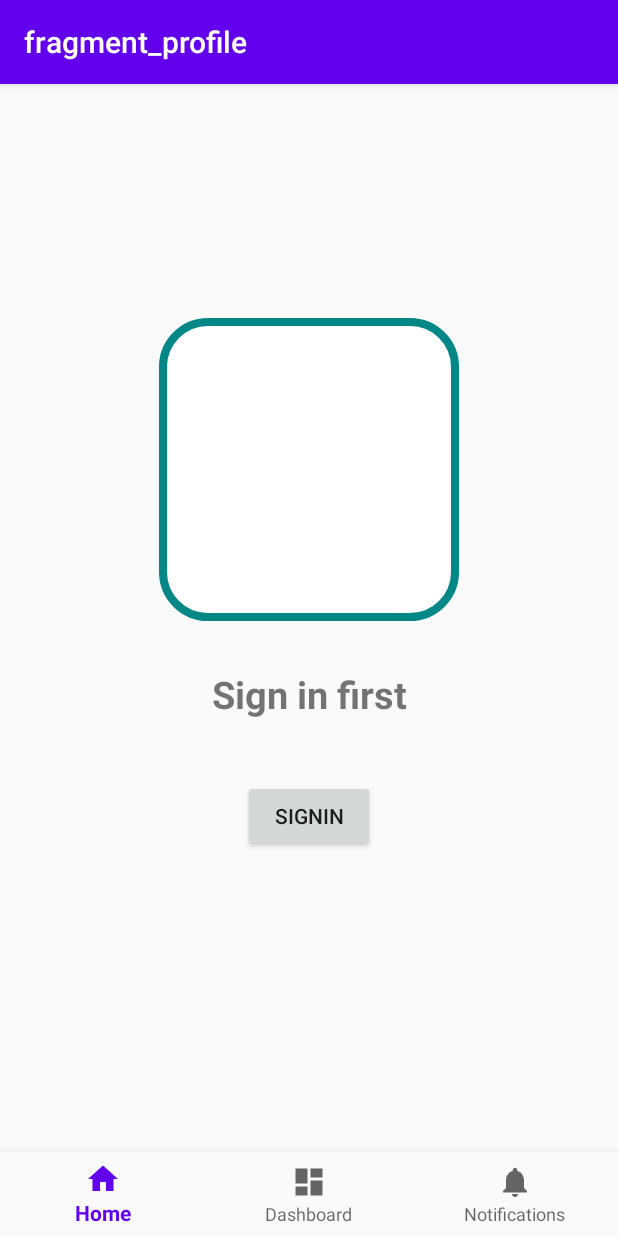
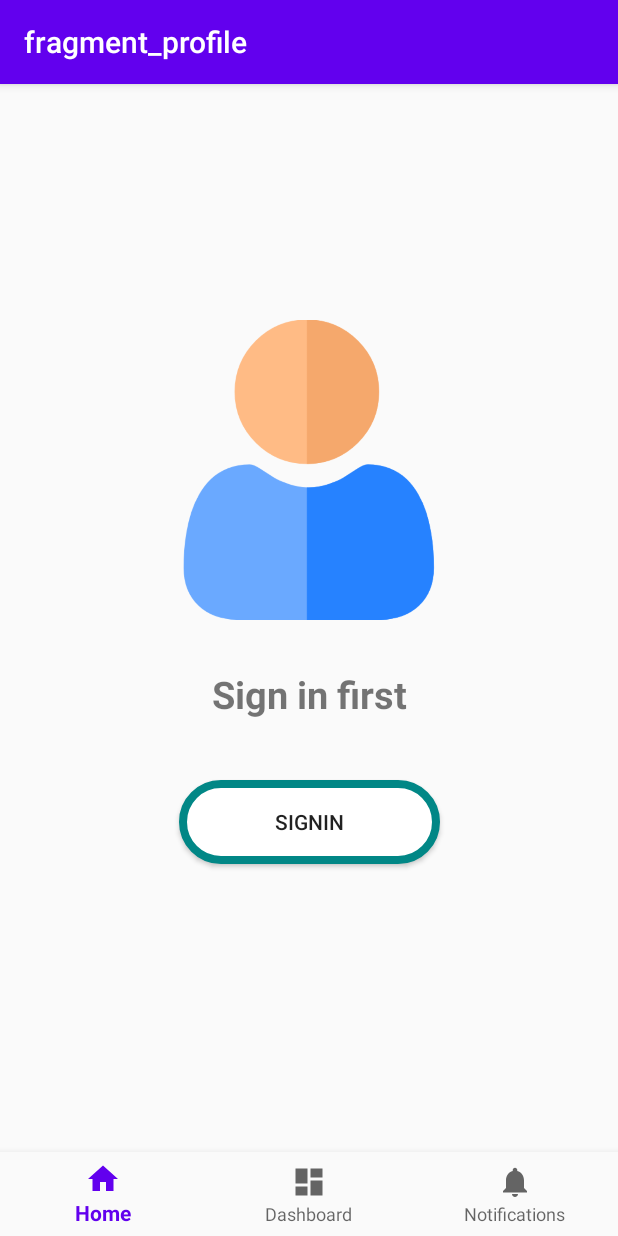
Before and after one commit to AyaHassanAbdelghany/Saw2na, an Android app: the screen it shows after launch (MainActivity), on a phone screen of 412 x 824 dp. Run offline under Robolectric (Android 15) with nearby library versions, the phone set to English and light mode, and no system bars; our stand-ins replace navigation-ui.

Commit message:
profile screen v1.1 fixed not displaying user image

```diff
--- a/app/src/main/java/com/example/mcommerceapp/view/ui/profile/view/Profile.kt
+++ b/app/src/main/java/com/example/mcommerceapp/view/ui/profile/view/Profile.kt
@@ -47,6 +47,11 @@ class Profile : Fragment() {
             startActivity(Intent(requireContext(),SigninActivity::class.java))
         }
 
+        val user = viewModel.getUser()
+
+        binding.displayNameTextView.text = user.displayName
+        binding.userEmailTextView.text = user.email
+
 
     }
 
@@ -54,7 +59,8 @@ class Profile : Fragment() {
     override fun onResume() {
         super.onResume()
 
-        val loggedIn = viewModel.getLoggedInState()
+        var loggedIn = viewModel.getLoggedInState()
+        //loggedIn = true
 
         Log.i("TAG", "onViewCreated: logged = $loggedIn ")
         when {
--- a/app/src/main/res/layout/fragment_profile.xml
+++ b/app/src/main/res/layout/fragment_profile.xml
@@ -20,10 +20,10 @@
             android:layout_height="150dp"
             android:layout_marginStart="32dp"
             android:layout_marginTop="40dp"
-            android:background="@drawable/colored_border_button_background"
             app:layout_constraintStart_toStartOf="parent"
             app:layout_constraintTop_toTopOf="parent"
-            tools:src="@drawable/user" />
+            android:src="@drawable/user"
+             />
 
         <Button
             android:id="@+id/edit_profile_button"
@@ -192,6 +192,7 @@
             android:layout_width="199dp"
             android:layout_height="55dp"
             android:layout_marginStart="16dp"
+            android:gravity="center_vertical"
             android:layout_marginTop="40dp"
             app:layout_constraintStart_toEndOf="@+id/imageView"
             app:layout_constraintTop_toTopOf="parent" />
@@ -200,6 +201,7 @@
             android:id="@+id/user_email_textView"
             android:layout_width="199dp"
             android:layout_height="25dp"
+            android:gravity="center_vertical"
             android:layout_marginStart="16dp"
             app:layout_constraintStart_toEndOf="@+id/imageView"
             app:layout_constraintTop_toBottomOf="@+id/display_name_textView" />
@@ -224,15 +226,14 @@
             app:layout_constraintEnd_toEndOf="parent"
             app:layout_constraintStart_toStartOf="parent"
             app:layout_constraintTop_toTopOf="parent"
-            android:background="@drawable/colored_border_button_background"
-            tools:src="@drawable/user"
-            android:contentDescription="TODO" />
+            android:src="@drawable/user" />
 
         <Button
             android:id="@+id/profile_signin_button"
-            android:layout_width="wrap_content"
-            android:layout_height="wrap_content"
+            android:layout_width="174dp"
+            android:layout_height="56dp"
             android:layout_marginTop="40dp"
+            android:background="@drawable/colored_border_button_background"
             android:text="@string/Signin"
             app:layout_constraintEnd_toEndOf="parent"
             app:layout_constraintStart_toStartOf="parent"
```
Also changed, not shown: app/src/main/res/drawable-v24/user.png (renamed from app/src/main/res/drawable/user.png).
